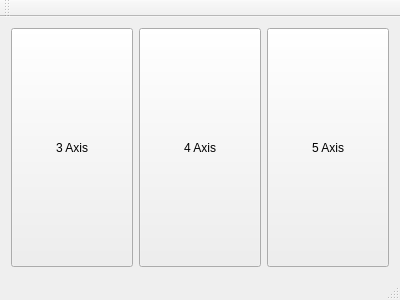
Before: the Qt Designer form mainwindow.ui in nekaelektronik/axis-selector, drawn with Qt 5.
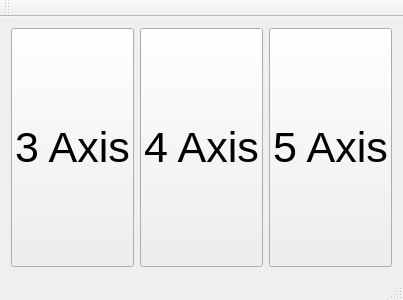
After: the same form once the commit is applied.

Commit message: Change button font size

The edit to the form file:
```diff
--- a/mainwindow.ui
+++ b/mainwindow.ui
@@ -23,6 +23,11 @@
         <verstretch>0</verstretch>
        </sizepolicy>
       </property>
+      <property name="font">
+       <font>
+        <pointsize>32</pointsize>
+       </font>
+      </property>
       <property name="text">
        <string>3 Axis</string>
       </property>
@@ -36,6 +41,11 @@
         <verstretch>0</verstretch>
        </sizepolicy>
       </property>
+      <property name="font">
+       <font>
+        <pointsize>32</pointsize>
+       </font>
+      </property>
       <property name="text">
        <string>4 Axis</string>
       </property>
@@ -49,6 +59,11 @@
         <verstretch>0</verstretch>
        </sizepolicy>
       </property>
+      <property name="font">
+       <font>
+        <pointsize>32</pointsize>
+       </font>
+      </property>
       <property name="text">
        <string>5 Axis</string>
       </property>
```
